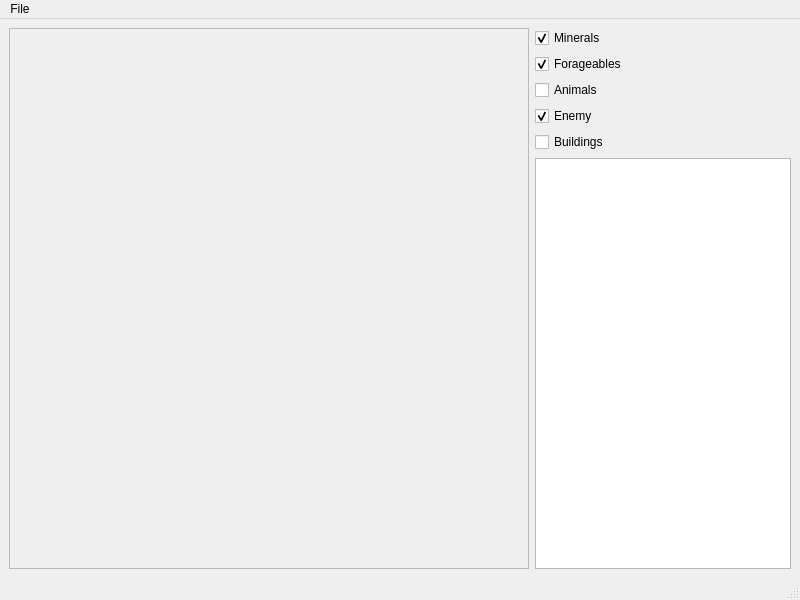
Before: the Qt Designer form FarthestFrontierMapFrame.ui in mikh-abc/ff-game-map, drawn with Qt 5.
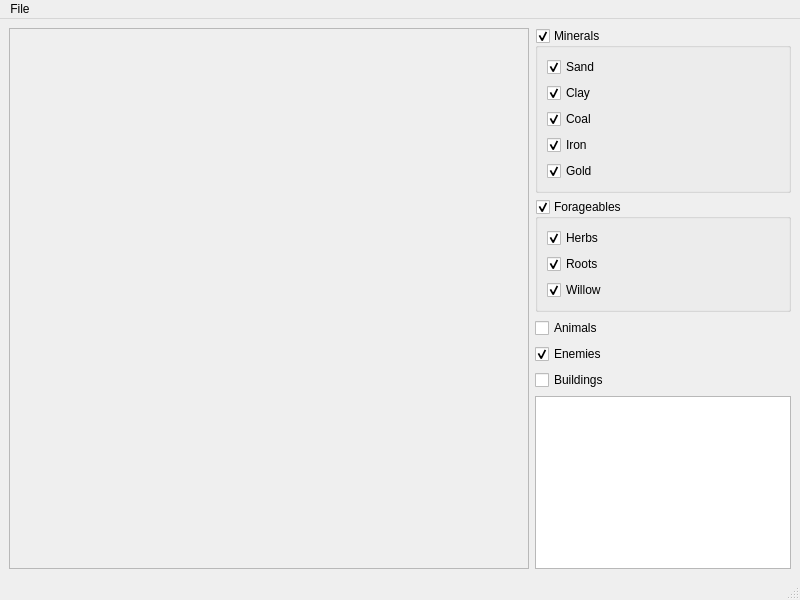
After: the same form once the commit is applied.

Commit message: Minerals suboptions Forageables suboptions Minerals stats text Minerals and Forageables Colors Menu Close Sav Coal color was changed

Patch:
```diff
--- a/FarthestFrontierMapFrame.ui
+++ b/FarthestFrontierMapFrame.ui
@@ -75,23 +75,251 @@
         <item>
          <layout class="QVBoxLayout" name="verticalLayoutTextInfo">
           <item>
-           <widget class="QCheckBox" name="checkBoxMinerals">
-            <property name="text">
+           <widget class="QGroupBox" name="groupBoxMinerals">
+            <property name="sizePolicy">
+             <sizepolicy hsizetype="Minimum" vsizetype="Fixed">
+              <horstretch>0</horstretch>
+              <verstretch>0</verstretch>
+             </sizepolicy>
+            </property>
+            <property name="title">
              <string>Minerals</string>
             </property>
-            <property name="checked">
+            <property name="checkable">
              <bool>true</bool>
             </property>
+            <layout class="QGridLayout" name="gridLayout">
+             <item row="3" column="0">
+              <widget class="QCheckBox" name="checkBoxIron">
+               <property name="sizePolicy">
+                <sizepolicy hsizetype="Fixed" vsizetype="Fixed">
+                 <horstretch>0</horstretch>
+                 <verstretch>0</verstretch>
+                </sizepolicy>
+               </property>
+               <property name="text">
+                <string>Iron</string>
+               </property>
+               <property name="checked">
+                <bool>true</bool>
+               </property>
+              </widget>
+             </item>
+             <item row="1" column="0">
+              <widget class="QCheckBox" name="checkBoxClay">
+               <property name="sizePolicy">
+                <sizepolicy hsizetype="Fixed" vsizetype="Fixed">
+                 <horstretch>0</horstretch>
+                 <verstretch>0</verstretch>
+                </sizepolicy>
+               </property>
+               <property name="text">
+                <string>Clay</string>
+               </property>
+               <property name="checked">
+                <bool>true</bool>
+               </property>
+              </widget>
+             </item>
+             <item row="2" column="0">
+              <widget class="QCheckBox" name="checkBoxCoal">
+               <property name="sizePolicy">
+                <sizepolicy hsizetype="Fixed" vsizetype="Fixed">
+                 <horstretch>0</horstretch>
+                 <verstretch>0</verstretch>
+                </sizepolicy>
+               </property>
+               <property name="text">
+                <string>Coal</string>
+               </property>
+               <property name="checked">
+                <bool>true</bool>
+               </property>
+              </widget>
+             </item>
+             <item row="0" column="0">
+              <widget class="QCheckBox" name="checkBoxSand">
+               <property name="sizePolicy">
+                <sizepolicy hsizetype="Fixed" vsizetype="Fixed">
+                 <horstretch>0</horstretch>
+                 <verstretch>0</verstretch>
+                </sizepolicy>
+               </property>
+               <property name="text">
+                <string>Sand</string>
+               </property>
+               <property name="checked">
+                <bool>true</bool>
+               </property>
+              </widget>
+             </item>
+             <item row="2" column="2">
+              <widget class="QLabel" name="labelStatsCoal">
+               <property name="text">
+                <string/>
+               </property>
+              </widget>
+             </item>
+             <item row="4" column="0">
+              <widget class="QCheckBox" name="checkBoxGold">
+               <property name="sizePolicy">
+                <sizepolicy hsizetype="Fixed" vsizetype="Fixed">
+                 <horstretch>0</horstretch>
+                 <verstretch>0</verstretch>
+                </sizepolicy>
+               </property>
+               <property name="text">
+                <string>Gold</string>
+               </property>
+               <property name="checked">
+                <bool>true</bool>
+               </property>
+              </widget>
+             </item>
+             <item row="3" column="2">
+              <widget class="QLabel" name="labelStatsIron"/>
+             </item>
+             <item row="4" column="2">
+              <widget class="QLabel" name="labelStatsGold">
+               <property name="text">
+                <string/>
+               </property>
+              </widget>
+             </item>
+             <item row="0" column="2">
+              <widget class="QLabel" name="labelStatsSand">
+               <property name="text">
+                <string/>
+               </property>
+              </widget>
+             </item>
+             <item row="1" column="2">
+              <widget class="QLabel" name="labelStatsClay">
+               <property name="text">
+                <string/>
+               </property>
+              </widget>
+             </item>
+             <item row="0" column="1">
+              <widget class="QLabel" name="labelIconSand">
+               <property name="sizePolicy">
+                <sizepolicy hsizetype="Fixed" vsizetype="Preferred">
+                 <horstretch>0</horstretch>
+                 <verstretch>0</verstretch>
+                </sizepolicy>
+               </property>
+              </widget>
+             </item>
+             <item row="1" column="1">
+              <widget class="QLabel" name="labelIconClay">
+               <property name="sizePolicy">
+                <sizepolicy hsizetype="Fixed" vsizetype="Preferred">
+                 <horstretch>0</horstretch>
+                 <verstretch>0</verstretch>
+                </sizepolicy>
+               </property>
+              </widget>
+             </item>
+             <item row="2" column="1">
+              <widget class="QLabel" name="labelIconCoal">
+               <property name="sizePolicy">
+                <sizepolicy hsizetype="Fixed" vsizetype="Preferred">
+                 <horstretch>0</horstretch>
+                 <verstretch>0</verstretch>
+                </sizepolicy>
+               </property>
+              </widget>
+             </item>
+             <item row="3" column="1">
+              <widget class="QLabel" name="labelIconIron">
+               <property name="sizePolicy">
+                <sizepolicy hsizetype="Fixed" vsizetype="Preferred">
+                 <horstretch>0</horstretch>
+                 <verstretch>0</verstretch>
+                </sizepolicy>
+               </property>
+              </widget>
+             </item>
+             <item row="4" column="1">
+              <widget class="QLabel" name="labelIconGold">
+               <property name="sizePolicy">
+                <sizepolicy hsizetype="Fixed" vsizetype="Preferred">
+                 <horstretch>0</horstretch>
+                 <verstretch>0</verstretch>
+                </sizepolicy>
+               </property>
+              </widget>
+             </item>
+            </layout>
            </widget>
           </item>
           <item>
-           <widget class="QCheckBox" name="checkBoxForageables">
-            <property name="text">
+           <widget class="QGroupBox" name="groupBoxForageables">
+            <property name="sizePolicy">
+             <sizepolicy hsizetype="Minimum" vsizetype="Fixed">
+              <horstretch>0</horstretch>
+              <verstretch>0</verstretch>
+             </sizepolicy>
+            </property>
+            <property name="title">
              <string>Forageables</string>
             </property>
-            <property name="checked">
+            <property name="checkable">
              <bool>true</bool>
             </property>
+            <layout class="QFormLayout" name="formLayout_3">
+             <item row="0" column="0">
+              <widget class="QCheckBox" name="checkBoxHerbs">
+               <property name="text">
+                <string>Herbs</string>
+               </property>
+               <property name="checked">
+                <bool>true</bool>
+               </property>
+              </widget>
+             </item>
+             <item row="1" column="0">
+              <widget class="QCheckBox" name="checkBoxRoots">
+               <property name="text">
+                <string>Roots</string>
+               </property>
+               <property name="checked">
+                <bool>true</bool>
+               </property>
+              </widget>
+             </item>
+             <item row="2" column="0">
+              <widget class="QCheckBox" name="checkBoxWillow">
+               <property name="text">
+                <string>Willow</string>
+               </property>
+               <property name="checked">
+                <bool>true</bool>
+               </property>
+              </widget>
+             </item>
+             <item row="0" column="1">
+              <widget class="QLabel" name="labelIconHerbs">
+               <property name="text">
+                <string/>
+               </property>
+              </widget>
+             </item>
+             <item row="1" column="1">
+              <widget class="QLabel" name="labelIconRoots">
+               <property name="text">
+                <string/>
+               </property>
+              </widget>
+             </item>
+             <item row="2" column="1">
+              <widget class="QLabel" name="labelIconWillow">
+               <property name="text">
+                <string/>
+               </property>
+              </widget>
+             </item>
+            </layout>
            </widget>
           </item>
           <item>
@@ -104,7 +332,7 @@
           <item>
            <widget class="QCheckBox" name="checkBoxEnemy">
             <property name="text">
-             <string>Enemy</string>
+             <string>Enemies</string>
             </property>
             <property name="checked">
              <bool>true</bool>
```
Left out of the diff: 14 changed lines with no effect on the pictures. The commit also changes 5 other files.
